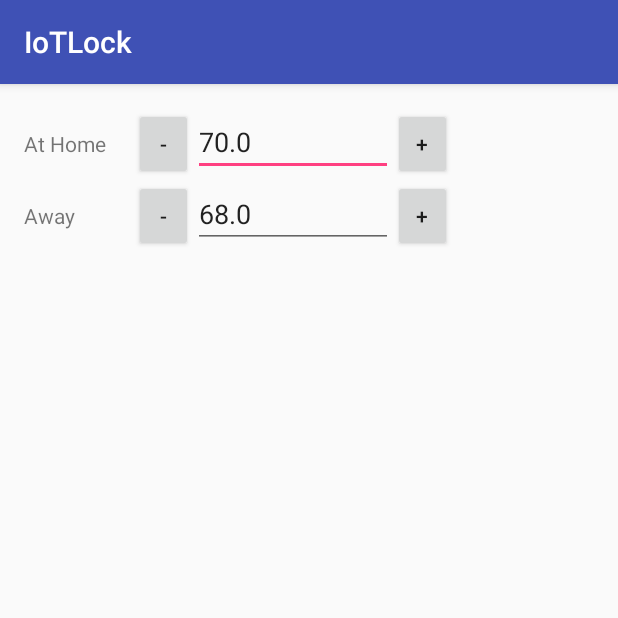
After one commit to Sail338/IotPlatform, an Android app: the Thermostat screen opened directly, with no data from a screen before it, on a phone screen of 412 x 824 dp, the top half of it. The commit adds this screen. Run offline under Robolectric (Android 15) with nearby library versions, the phone set to English and light mode, and no system bars.

Commit message:
Added Thermostats, Added Camera Stream for locks

```diff
--- a/app/src/main/AndroidManifest.xml
+++ b/app/src/main/AndroidManifest.xml
@@ -1,7 +1,9 @@
 <?xml version="1.0" encoding="utf-8"?>
 <manifest xmlns:android="http://schemas.android.com/apk/res/android"
           package="com.iotlock">
-    <uses-permission android:name="android.permission.INTERNET" />
+
+    <uses-permission android:name="android.permission.INTERNET"/>
+
     <application
             android:allowBackup="true"
             android:icon="@mipmap/ic_launcher"
@@ -17,6 +19,8 @@
         </activity>
         <activity android:name=".LockList">
         </activity>
+        <activity android:name=".Thermostat">
+        </activity>
     </application>
 
 </manifest>
--- a/app/src/main/java/com/iotlock/Adapter.java
+++ b/app/src/main/java/com/iotlock/Adapter.java
@@ -36,9 +36,10 @@ public class Adapter extends RecyclerView.Adapter<Adapter.IotViewHolder> {
                   //OPEN LOCK FRAGMENT
                   case 0:
                         view.getContext().startActivity(new Intent(view.getContext(),LockList.class));
+                  case 2:
+                      view.getContext().startActivity(new Intent(view.getContext(),Thermostat.class));
+              }
 
-
-              }
           }
       });
     }
--- a/app/src/main/java/com/iotlock/MainActivity.java
+++ b/app/src/main/java/com/iotlock/MainActivity.java
@@ -27,6 +27,7 @@ public class MainActivity extends AppCompatActivity {
         persons = new ArrayList<>();
         persons.add(new IotThing("Lock",R.drawable.images));
         persons.add(new IotThing("Lights",R.drawable.blash));
+        persons.add(new IotThing("Thermostat",R.drawable.wifithermostat));
 
     }
     private void initAdapter(){
--- /dev/null
+++ b/app/src/main/java/com/iotlock/Thermostat.java
@@ -0,0 +1,68 @@
+package com.iotlock;
+
+import android.support.v7.app.AppCompatActivity;
+import android.os.Bundle;
+import android.view.View;
+import android.widget.Button;
+import android.widget.EditText;
+
+public class Thermostat extends AppCompatActivity {
+   EditText home;
+   EditText away;
+   Button plushome;
+   Button awayhome;
+   double totalofplus = 70;
+   double totalofaway = 68.0;
+    @Override
+    protected void onCreate(Bundle savedInstanceState) {
+        super.onCreate(savedInstanceState);
+        //set default value for home
+
+        setContentView(R.layout.activity_thermostat);
+        home = (EditText)findViewById(R.id.homeedit);
+        away = (EditText)findViewById(R.id.editText4);
+        home.setText(String.valueOf(totalofplus));
+        away.setText(String.valueOf(totalofaway));
+    }
+
+    public void plushome(View v){
+        int scale = (int) Math.pow(10, 1);
+
+
+        if(home != null){
+            totalofplus = Double.parseDouble(home.getText().toString());
+            totalofplus += 0.2;
+            home.setText(String.format("%2f",totalofplus));
+        }
+    }
+    public void minushome(View v){
+        int scale = (int) Math.pow(10, 1);
+
+
+        if(home != null){
+            totalofplus = Double.parseDouble(home.getText().toString());
+            totalofplus -= 0.2;
+            home.setText(String.format("%2f",totalofplus));
+        }
+    }
+    public void plusaway(View v){
+        int scale = (int) Math.pow(10, 1);
+
+
+        if(home != null){
+            totalofaway = Double.parseDouble(away.getText().toString());
+            totalofaway += 0.2;
+            away.setText(String.format("%2f",totalofaway));
+        }
+    }
+    public void minusaway(View v){
+        int scale = (int) Math.pow(10, 1);
+
+
+        if(home != null){
+            totalofaway = Double.parseDouble(away.getText().toString());
+            totalofaway -= 0.2;
+            away.setText(String.format("%2f",totalofaway));
+        }
+    }
+}
--- /dev/null
+++ b/app/src/main/res/layout/activity_thermostat.xml
@@ -0,0 +1,69 @@
+<?xml version="1.0" encoding="utf-8"?>
+<LinearLayout
+        xmlns:android="http://schemas.android.com/apk/res/android"
+        xmlns:tools="http://schemas.android.com/tools"
+        android:id="@+id/activity_thermostat"
+        android:layout_width="match_parent"
+        android:layout_height="match_parent"
+        android:paddingLeft="@dimen/activity_horizontal_margin"
+        android:paddingRight="@dimen/activity_horizontal_margin"
+        android:paddingTop="@dimen/activity_vertical_margin"
+        android:paddingBottom="@dimen/activity_vertical_margin"
+        android:orientation="vertical"
+        tools:context="com.iotlock.Thermostat" android:weightSum="1">
+    <LinearLayout android:layout_width="match_parent" android:layout_height="wrap_content" android:orientation="horizontal">
+
+        <TextView
+                android:text="At Home"
+                android:layout_width="73dp"
+                android:layout_height="wrap_content" android:id="@+id/home" tools:text="home"/>
+        <Button
+                android:text="-"
+                android:layout_width="39dp"
+                android:layout_height="wrap_content" android:id="@+id/btplushome"
+                tools:text="-"
+                android:onClick="minushome"
+                />
+        <EditText
+                android:layout_width="133dp"
+                android:layout_height="wrap_content"
+                android:inputType="number"
+                android:ems="10"
+                android:id="@+id/homeedit"/>
+        <Button
+                android:text="+"
+                android:layout_width="39dp"
+                android:layout_height="wrap_content" android:id="@+id/bthomeminus"
+                android:onClick="plushome"
+                tools:text="+"/>
+
+    </LinearLayout>
+    <LinearLayout android:layout_width="match_parent" android:layout_height="wrap_content" android:orientation="horizontal">
+
+        <TextView
+                android:text="Away"
+                android:layout_width="73dp"
+                android:layout_height="wrap_content" android:id="@+id/textView5" tools:text="away"/>
+        <Button
+                android:text="-"
+                android:layout_width="39dp"
+                android:layout_height="wrap_content"
+                android:onClick="minusaway"
+                android:id="@+id/button5" tools:text="-"/>
+        <EditText
+                android:layout_width="133dp"
+                android:layout_height="wrap_content"
+                android:inputType="number"
+                android:ems="10"
+                android:id="@+id/editText4"/>
+        <Button
+                android:text="+"
+                android:layout_width="39dp"
+                android:layout_height="wrap_content"
+                android:onClick="plusaway"
+                android:id="@+id/button6" tools:text="+"/>
+
+    </LinearLayout>
+
+
+</LinearLayout>
--- a/app/src/main/res/layout/lockvideo.xml
+++ b/app/src/main/res/layout/lockvideo.xml
@@ -4,9 +4,6 @@
               android:orientation="vertical"
               android:layout_width="match_parent"
               android:layout_height="match_parent" android:weightSum="1">
-
-
-
     <WebView
             android:id="@+id/webview"
             android:layout_width="match_parent"
```
Also changed, not shown: app/src/main/java/com/iotlock/LockVideoFragment.java (+32 -9 lines), app/src/main/res/drawable/wifithermostat.jpg (added).
